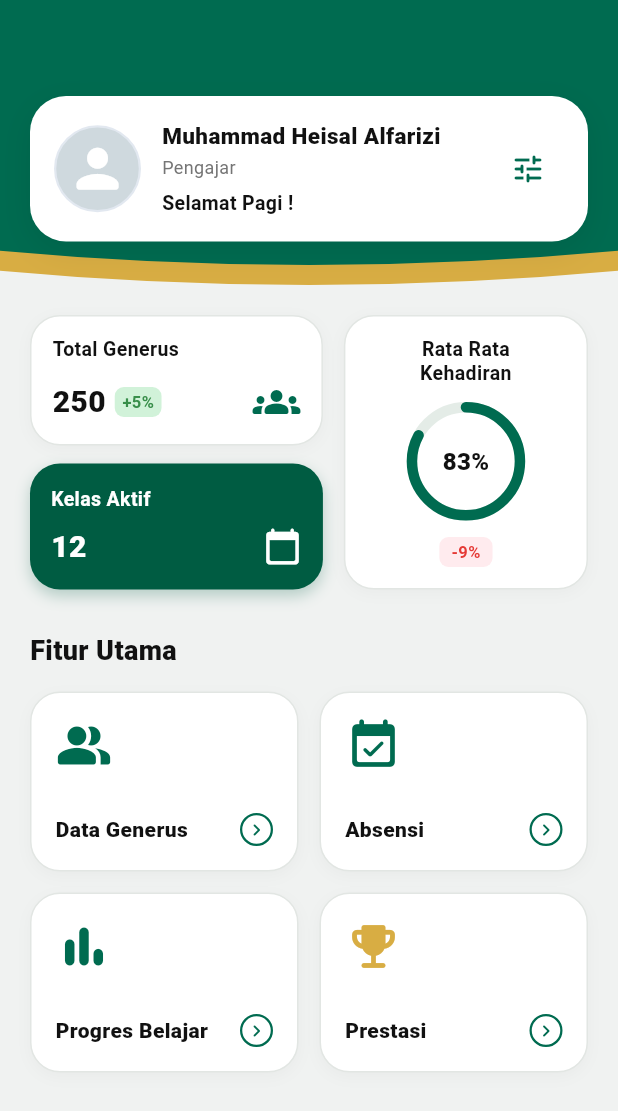
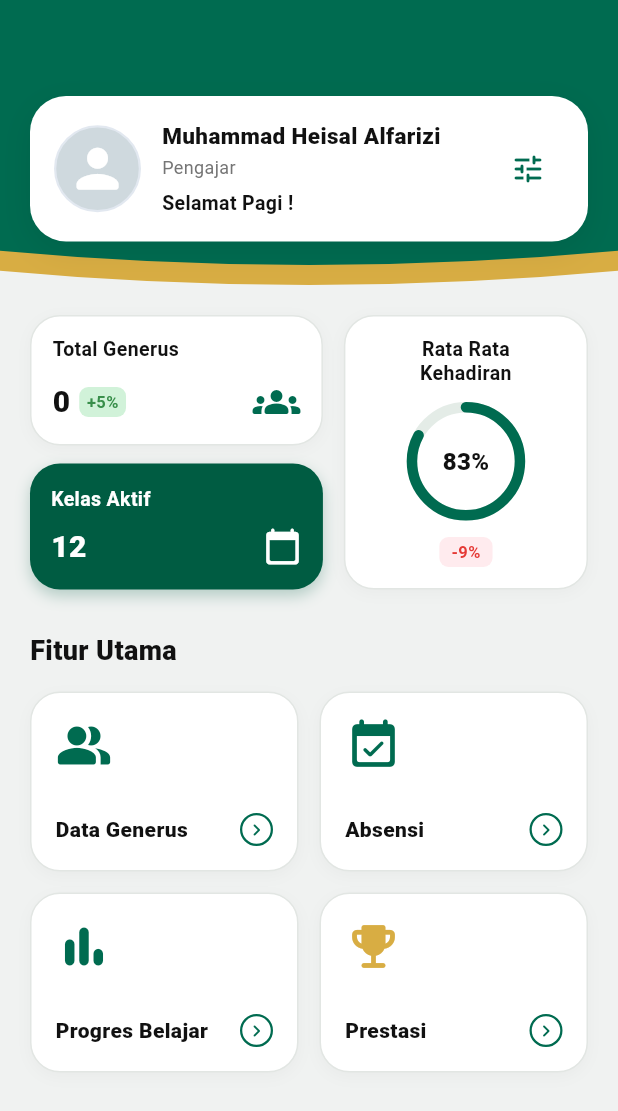
Before and after one commit to pyandraanugrah/SIAP_GENERUS, a Flutter app: the DashboardScreen screen opened directly, on a phone screen of 412 x 824 dp. Shown: the top 1111 px of the screen. Run offline on Flutter 3.47's test engine with Material 3 defaults, Android fonts, the phone set to English and light mode, and no system bars; our stand-ins replace cloud_firestore, file_picker, firebase_auth, firebase_core; missing offline and left inert: excel; accounts and stored records are empty.

Commit message:
fix: sync generus with prestasi and update dashboard count

```diff
--- a/lib/features/dashboard/dashboard_screen.dart
+++ b/lib/features/dashboard/dashboard_screen.dart
@@ -2,6 +2,8 @@ import 'package:flutter/material.dart';
 
 import '../../core/theme/app_colors.dart';
 import '../../data/dummy_data.dart';
+import '../../services/firestore_service.dart';
+import '../../models/app_models.dart';
 import '../generus/generus_list_screen.dart';
 import '../absensi/absensi_screen.dart';
 import '../progress/progress_screen.dart';
@@ -21,6 +23,7 @@ class DashboardScreen extends StatefulWidget {
 
 class _DashboardScreenState extends State<DashboardScreen> {
   final DummyDataStore _dataStore = DummyDataStore.instance;
+  final FirestoreService _firestoreService = FirestoreService.instance;
 
   @override
   void initState() {
@@ -292,13 +295,40 @@ class _DashboardScreenState extends State<DashboardScreen> {
                                     children: [
                                       Row(
                                         children: [
-                                          Text(
-                                            '${_dataStore.totalGenerus}',
-                                            style: const TextStyle(
-                                              fontSize: 20,
-                                              fontWeight: FontWeight.w900,
-                                              color: AppColors.primaryText,
-                                            ),
+                                          StreamBuilder<List<GenerusModel>>(
+                                            stream: _firestoreService.watchGenerus(),
+                                            builder: (context, snapshot) {
+                                              if (snapshot.hasError) {
+                                                return const Text(
+                                                  '-',
+                                                  style: TextStyle(
+                                                    fontSize: 20,
+                                                    fontWeight: FontWeight.w900,
+                                                    color: AppColors.primaryText,
+                                                  ),
+                                                );
+                                              }
+
+                                              if (!snapshot.hasData) {
+                                                return const SizedBox(
+                                                  width: 24,
+                                                  height: 24,
+                                                  child: CircularProgressIndicator(
+                                                    strokeWidth: 2,
+                                                    color: AppColors.primaryGreen,
+                                                  ),
+                                                );
+                                              }
+
+                                              return Text(
+                                                '${snapshot.data!.length}',
+                                                style: const TextStyle(
+                                                  fontSize: 20,
+                                                  fontWeight: FontWeight.w900,
+                                                  color: AppColors.primaryText,
+                                                ),
+                                              );
+                                            },
                                           ),
                                           const SizedBox(width: 6),
                                           Container(
```
Also changed, not shown: lib/services/firestore_service.dart (+96 -2 lines).
